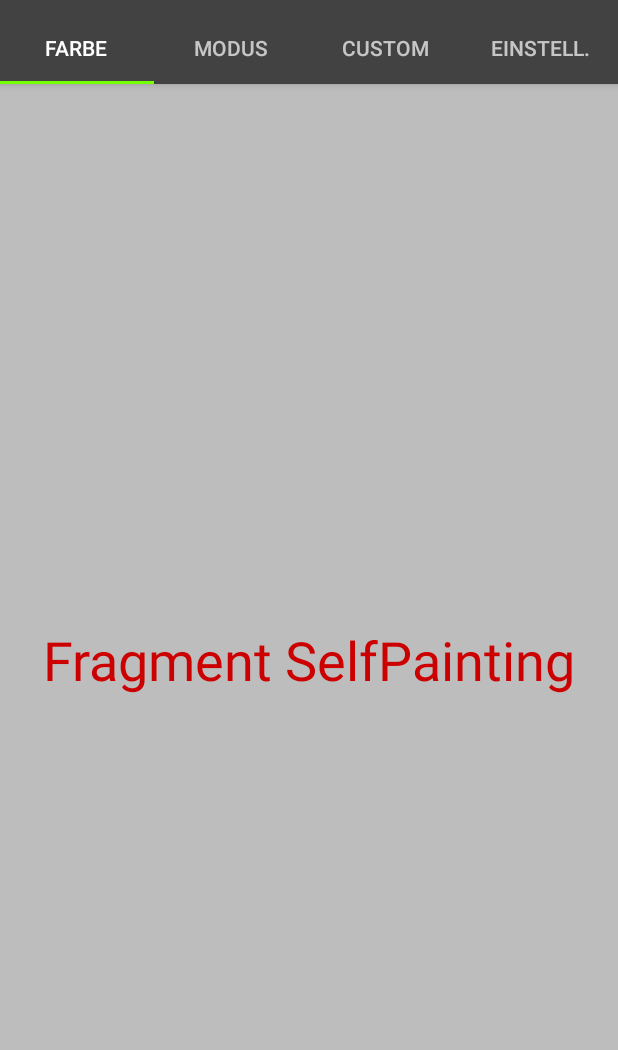
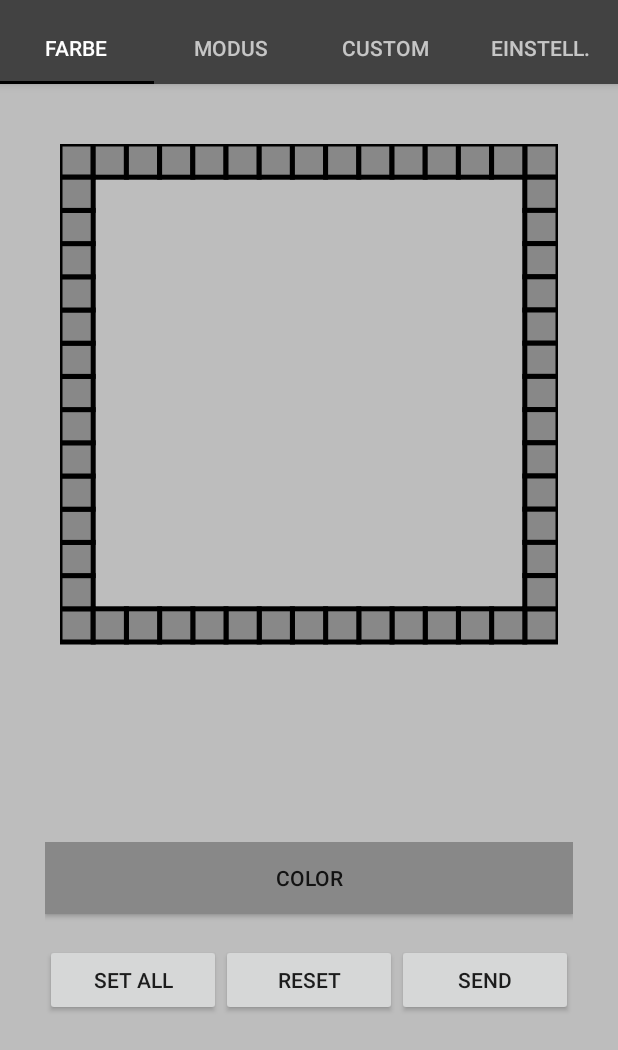
Before and after one commit to D4rkness/-ShishaLight, an Android app: the fragment SelfPaintFragment placed in its activity, on a phone screen of 412 x 824 dp. Shown: the top 1050 px of the screen. Run offline under Robolectric (Android 15) with nearby library versions, the phone set to English and light mode, and no system bars; libraries missing offline, so code that uses them is left out: com.jaredrummler.android, com.larswerkman.holocolorpicker; plain views replace ColorPicker, SaturationBar, ValueBar; 6 statements that could not run were skipped.

Commit message:
Implemented the selfpaintingscreen

```diff
--- a/Android/ShiRem/app/build.gradle
+++ b/Android/ShiRem/app/build.gradle
@@ -21,6 +21,7 @@ android {
 
 dependencies {
     compile 'com.larswerkman:HoloColorPicker:1.5'
+    compile 'com.jaredrummler:colorpicker:1.0.1'
     compile fileTree(dir: 'libs', include: ['*.jar'])
     androidTestCompile('com.android.support.test.espresso:espresso-core:2.2.2', {
         exclude group: 'com.android.support', module: 'support-annotations'
@@ -30,4 +31,5 @@ dependencies {
     testCompile 'junit:junit:4.12'
 
 
+    implementation 'com.android.support.constraint:constraint-layout:1.0.2'
 }
--- a/Android/ShiRem/app/src/main/java/com/example/miste/shirem/BluetoothService.java
+++ b/Android/ShiRem/app/src/main/java/com/example/miste/shirem/BluetoothService.java
@@ -141,11 +141,11 @@ public class BluetoothService extends Observable{
         Log.d("BluetoothService", "Sending Color: "+Model.getInstance().getColor());
     }
 
-    /* Not implemented yet
-        Send Painting
+
         public void sendPainting(){
+
         }
-     */
+
 
     public boolean getIsConnected(){
         return isConnected;
--- a/Android/ShiRem/app/src/main/java/com/example/miste/shirem/ColorFragment.java
+++ b/Android/ShiRem/app/src/main/java/com/example/miste/shirem/ColorFragment.java
@@ -5,6 +5,7 @@ import android.os.Bundle;
 import android.support.v4.app.Fragment;
 import android.util.Log;
 import android.view.LayoutInflater;
+import android.view.MotionEvent;
 import android.view.View;
 import android.view.ViewGroup;
 import android.widget.Button;
@@ -20,11 +21,10 @@ import com.larswerkman.holocolorpicker.ValueBar;
 /**
  * A simple {@link Fragment} subclass.
  */
-public class ColorFragment extends Fragment {
+public class ColorFragment extends Fragment implements View.OnTouchListener{
 
     private ColorPicker picker;
     private View customView;
-
     public ColorFragment() {
         // Required empty public constructor
     }
@@ -50,6 +50,7 @@ public class ColorFragment extends Fragment {
 
     }
 
+
     private  void initBtn(){
         Button btnSend = (Button) customView.findViewById(R.id.btnSendColor);
         btnSend.setOnClickListener(new View.OnClickListener() {
@@ -71,4 +72,8 @@ public class ColorFragment extends Fragment {
         });
     }
 
+    @Override
+    public boolean onTouch(View v, MotionEvent event) {
+        return false;
+    }
 }
--- /dev/null
+++ b/Android/ShiRem/app/src/main/java/com/example/miste/shirem/DrawField.java
@@ -0,0 +1,145 @@
+package com.example.miste.shirem;
+
+import android.content.Context;
+import android.graphics.Canvas;
+import android.graphics.Color;
+import android.graphics.Paint;
+import android.graphics.PointF;
+import android.support.annotation.Nullable;
+import android.util.AttributeSet;
+import android.util.Log;
+import android.view.MotionEvent;
+import android.view.View;
+
+import java.util.Arrays;
+
+/**
+ * Created by Miste on 19.11.2017.
+ */
+
+public class DrawField extends View implements View.OnTouchListener {
+
+    private Paint linePaint;
+    private Paint colorFieldPaint;
+    private float height;
+    private float width;
+    private float fieldwidth;
+    private int numberFields = 15; // Number of field per side
+
+    public DrawField(Context context, @Nullable AttributeSet attrs) {
+        super(context, attrs);
+        init();
+        setOnTouchListener(this);
+
+    }
+
+    @Override
+    protected void onDraw(Canvas canvas) {
+        super.onDraw(canvas);
+        drawBase(canvas);
+    }
+
+    private void drawBase(Canvas c){
+
+        // Inits the first values for the height,width and the width of a single field
+        if(height == 0){
+            height = getHeight();
+            width = getWidth();
+            fieldwidth = width/numberFields;
+        }
+
+        for(int i = 0; i<numberFields-1; i++){
+
+            // Paints the top row with a color
+            colorFieldPaint.setColor(Model.getInstance().getColorFieldContainer()[i]);
+            c.drawRect(fieldwidth*i,0,fieldwidth*(i+1),fieldwidth,colorFieldPaint);
+
+            // Paints the right row a color
+            colorFieldPaint.setColor(Model.getInstance().getColorFieldContainer()[i+numberFields*1-1]);
+            c.drawRect(width-fieldwidth, fieldwidth*i,width,fieldwidth*(i+1),colorFieldPaint);
+
+            // Paints the bottom row a color
+            colorFieldPaint.setColor(Model.getInstance().getColorFieldContainer()[i+numberFields*2-2]);
+            c.drawRect(width-fieldwidth*(i+1),width-fieldwidth,width-fieldwidth*i,width,colorFieldPaint);
+
+            // Paints the left row a color
+            colorFieldPaint.setColor(Model.getInstance().getColorFieldContainer()[i+numberFields*3-3]);
+            c.drawRect(0, width-fieldwidth*(i+1),fieldwidth,width-fieldwidth*i,colorFieldPaint);
+
+
+            // Paints the outer lines for the grid
+
+            c.drawRect(fieldwidth*i,0,fieldwidth*(i+1),fieldwidth,linePaint);
+            c.drawRect(width-fieldwidth, fieldwidth*i,width,fieldwidth*(i+1),linePaint);
+            c.drawRect(width-fieldwidth*(i+1),width-fieldwidth,width-fieldwidth*i,width,linePaint);
+            c.drawRect(0, width-fieldwidth*(i+1),fieldwidth,width-fieldwidth*i,linePaint);
+
+        }
+
+    }
+
+
+    private void init(){
+        linePaint = new Paint(Paint.ANTI_ALIAS_FLAG);
+        linePaint.setColor(Color.BLACK);
+        linePaint.setStyle(Paint.Style.STROKE);
+        linePaint.setStrokeWidth(5);
+
+
+        colorFieldPaint = new Paint(Paint.ANTI_ALIAS_FLAG);
+        colorFieldPaint.setColor(Color.GRAY);
+        colorFieldPaint.setStyle(Paint.Style.FILL);
+        colorFieldPaint.setStrokeWidth(1);
+
+    }
+
+    @Override
+    public boolean onTouch(View v, MotionEvent event) {
+        int position = computerPositionOnField(event.getX(),event.getY());
+        if(position > -1){
+            drawFieldAtPosition(position);
+        }
+        return false; // hier true machen wenn ich einen drag machen will
+    }
+
+    private int computerPositionOnField(float x, float y){
+        int tempX = (int) (x/fieldwidth);
+        int tempY = (int) (y/fieldwidth);
+
+        if((tempX>0&&tempX<numberFields-1)&&(numberFields-1>tempY && tempY>0)){
+            Log.d("DrawField","X: " +tempX+"   Y:"+tempY);
+            Log.d("DrawField","Not Valid");
+            return -1;
+        }else{
+            if(tempY<1){
+                Log.d("Drawfield","Position on field: "+tempX);
+                return tempX;
+            }else if(tempX==numberFields-1&& tempY>0){
+                Log.d("Drawfield","Position on field: "+ (tempX+tempY));
+                return tempX+tempY;
+            }else if(tempY > numberFields-3&&tempX>0){
+                Log.d("Drawfield","Position on field: "+ (2*numberFields-2-tempX+tempY));
+                return 2*numberFields-2-tempX+tempY;
+            }else{
+                Log.d("Drawfield","Position on field: "+ (4*numberFields-4-tempY));
+                return 4*numberFields-4-tempY;
+            }
+        }
+
+    }
+
+
+
+    public void updatePaint(int color){
+        Model.getInstance().setAccDrawColor(Color.YELLOW);
+    }
+
+    private void drawFieldAtPosition(int position){
+        Model.getInstance().setColorintoField(position);
+        invalidate();
+    }
+
+
+
+
+}
--- a/Android/ShiRem/app/src/main/java/com/example/miste/shirem/MainActivity.java
+++ b/Android/ShiRem/app/src/main/java/com/example/miste/shirem/MainActivity.java
@@ -18,7 +18,10 @@ import android.view.ViewGroup;
 
 import android.widget.TextView;
 
-public class MainActivity extends AppCompatActivity {
+import com.jaredrummler.android.colorpicker.ColorPickerDialogListener;
+import com.larswerkman.holocolorpicker.ColorPicker;
+
+public class MainActivity extends AppCompatActivity implements ColorPickerDialogListener {
 
 
     private SectionsPagerAdapter mSectionsPagerAdapter;
@@ -49,6 +52,16 @@ public class MainActivity extends AppCompatActivity {
         selfPaintFragment = new SelfPaintFragment();
         settingsFragment = new SettingsFragment();
 
+
+    }
+
+    @Override
+    public void onColorSelected(int dialogId, int color) {
+        selfPaintFragment.onColorSelected(color);
+    }
+
+    @Override
+    public void onDialogDismissed(int dialogId) {
 
     }
 
--- a/Android/ShiRem/app/src/main/java/com/example/miste/shirem/SelfPaintFragment.java
+++ b/Android/ShiRem/app/src/main/java/com/example/miste/shirem/SelfPaintFragment.java
@@ -1,18 +1,26 @@
 package com.example.miste.shirem;
 
 
+import android.graphics.Color;
 import android.os.Bundle;
 import android.support.v4.app.Fragment;
 import android.view.LayoutInflater;
 import android.view.View;
 import android.view.ViewGroup;
+import android.widget.Button;
+
+import com.jaredrummler.android.colorpicker.ColorPickerDialog;
+import com.larswerkman.holocolorpicker.ColorPicker;
 
 
 /**
  * A simple {@link Fragment} subclass.
  */
-public class SelfPaintFragment extends Fragment {
+public class SelfPaintFragment extends Fragment{
 
+    DrawField dField;
+    View myView;
+    Button colorBtn;
 
     public SelfPaintFragment() {
         // Required empty public constructor
@@ -22,8 +30,54 @@ public class SelfPaintFragment extends Fragment {
     @Override
     public View onCreateView(LayoutInflater inflater, ViewGroup container,
                              Bundle savedInstanceState) {
-        // Inflate the layout for this fragment
-        return inflater.inflate(R.layout.fragment_self_paint, container, false);
+        myView = inflater.inflate(R.layout.fragment_self_paint, container, false);
+        initGui();
+        return myView;
     }
 
+    private void initGui(){
+        dField = (DrawField) myView.findViewById(R.id.drawField);
+        colorBtn = (Button) myView.findViewById(R.id.btnColorDraw);
+        colorBtn.setBackgroundColor(Model.getInstance().getAccDrawColor());
+        colorBtn.setOnClickListener(new View.OnClickListener() {
+            @Override
+            public void onClick(View v) {
+
+                ColorPickerDialog.newBuilder()
+                        .setDialogType(ColorPickerDialog.TYPE_CUSTOM)
+                        .setAllowPresets(true)
+                        .setDialogId(0)
+                        .setShowAlphaSlider(false)
+                        .show(getActivity());
+            }
+        });
+        Button setAll = (Button) myView.findViewById(R.id.btnDrawSetAll);
+        setAll.setOnClickListener(new View.OnClickListener() {
+            @Override
+            public void onClick(View v) {
+                Model.getInstance().setAllColor();
+                dField.invalidate();
+            }
+        });
+
+        Button resetAll = (Button) myView.findViewById(R.id.btnDrawReset);
+        resetAll.setOnClickListener(new View.OnClickListener() {
+            @Override
+            public void onClick(View v) {
+                Model.getInstance().resetFieldColor();
+                dField.invalidate();
+            }
+        });
+
+
+    }
+
+
+    public void onColorSelected(int color) {
+        colorBtn.setBackgroundColor(color);
+        Model.getInstance().setAccDrawColor(color);
+    }
+
+
+
 }
--- a/Android/ShiRem/app/src/main/res/layout/fragment_self_paint.xml
+++ b/Android/ShiRem/app/src/main/res/layout/fragment_self_paint.xml
@@ -1,21 +1,75 @@
-<RelativeLayout xmlns:android="http://schemas.android.com/apk/res/android"
+<LinearLayout xmlns:android="http://schemas.android.com/apk/res/android"
+    xmlns:app="http://schemas.android.com/apk/res-auto"
     xmlns:tools="http://schemas.android.com/tools"
     android:layout_width="match_parent"
     android:layout_height="match_parent"
     android:background="@color/mainBackgroundColor"
+    android:baselineAligned="false"
+    android:orientation="vertical"
+    android:weightSum="6"
     tools:context="com.example.miste.shirem.SelfPaintFragment">
 
-    <!-- TODO: Update blank fragment layout -->
+    <FrameLayout
+        android:layout_width="match_parent"
+        android:layout_height="match_parent"
+        android:layout_weight="2">
 
-    <TextView
-        android:id="@+id/textView"
-        android:layout_width="wrap_content"
-        android:layout_height="wrap_content"
-        android:layout_centerInParent="true"
-        android:layout_centerVertical="true"
-        android:text="Fragment SelfPainting"
-        android:textColor="@android:color/holo_red_dark"
-        android:textSize="36sp" />
+        <view
+            android:id="@+id/drawField"
+            class="com.example.miste.shirem.DrawField"
+            id="@+id/view"
+            android:layout_width="match_parent"
+            android:layout_height="match_parent"
+            android:layout_margin="20dp" />
 
 
-</RelativeLayout>
+    </FrameLayout>
+
+
+    <LinearLayout
+        android:layout_width="match_parent"
+        android:layout_height="match_parent"
+        android:layout_marginLeft="10dp"
+        android:layout_marginRight="10dp"
+        android:layout_weight="3"
+        android:orientation="vertical">
+
+
+        <Button
+            android:id="@+id/btnColorDraw"
+            android:layout_width="match_parent"
+            android:layout_height="wrap_content"
+            android:text="Color" />
+
+        <LinearLayout
+            android:layout_width="match_parent"
+            android:layout_height="wrap_content"
+            android:layout_marginTop="20dp"
+            android:orientation="horizontal">
+
+            <Button
+                android:id="@+id/btnDrawSetAll"
+                android:layout_width="match_parent"
+                android:layout_height="wrap_content"
+                android:layout_weight="1"
+                android:text="Set All" />
+
+            <Button
+                android:id="@+id/btnDrawReset"
+                android:layout_width="match_parent"
+                android:layout_height="wrap_content"
+                android:layout_weight="1"
+                android:text="Reset" />
+
+            <Button
+                android:id="@+id/btnDrawSend"
+                android:layout_width="match_parent"
+                android:layout_height="wrap_content"
+                android:layout_weight="1"
+                android:text="Send" />
+        </LinearLayout>
+
+    </LinearLayout>
+
+
+</LinearLayout>
--- a/Android/ShiRem/app/src/main/res/values/colors.xml
+++ b/Android/ShiRem/app/src/main/res/values/colors.xml
@@ -2,6 +2,7 @@
 <resources>
     <color name="colorPrimary">#424242</color>
     <color name="colorPrimaryDark">#212121</color>
-    <color name="colorAccent">#76FF03</color>
+   <!-- <color name="colorAccent">#76FF03</color>-->
+    <color name="colorAccent">#000000</color>
     <color name="mainBackgroundColor">#BDBDBD</color>
 </resources>
--- a/Android/ShiRem/build.gradle
+++ b/Android/ShiRem/build.gradle
@@ -5,7 +5,7 @@ buildscript {
         jcenter()
     }
     dependencies {
-        classpath 'com.android.tools.build:gradle:2.3.3'
+        classpath 'com.android.tools.build:gradle:3.0.0'
 
 
         // NOTE: Do not place your application dependencies here; they belong
```
Also changed, not shown: Android/ShiRem/app/src/main/java/com/example/miste/shirem/Model.java (+42 -3 lines), Android/ShiRem/gradle/wrapper/gradle-wrapper.properties, 1 other file.
